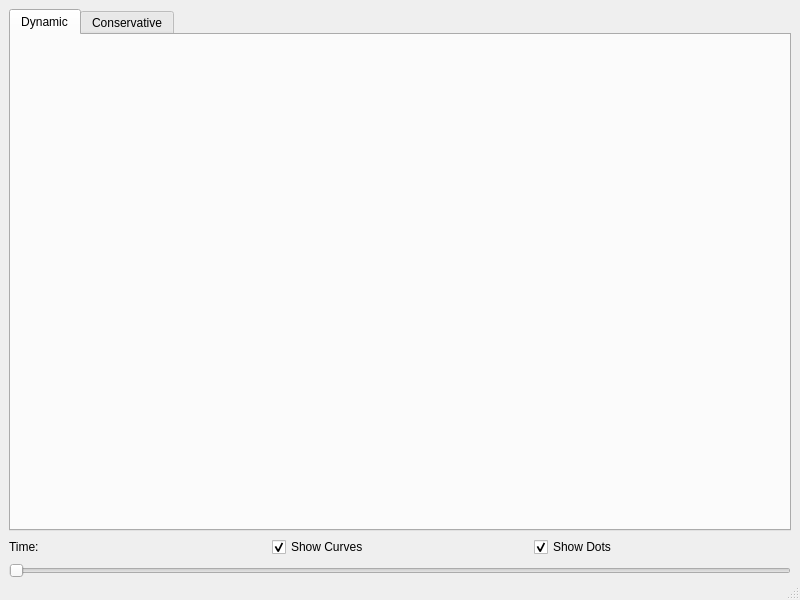
Above: MainWindow.ui from ToKiNoBug/UniSimulator before the change. Below: the same form after it.
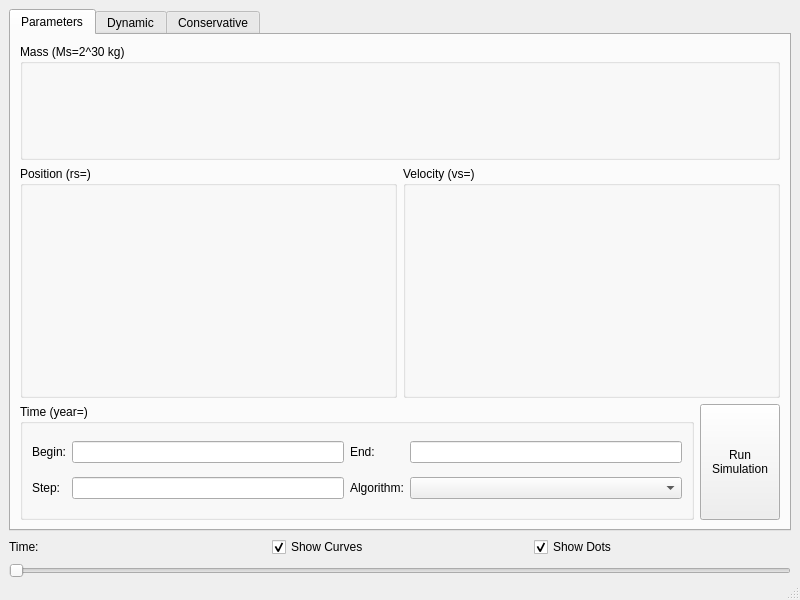
That is the form after the change.

Commit message: move ui implementations into another source file

Diff of the .ui file:
```diff
--- a/MainWindow.ui
+++ b/MainWindow.ui
@@ -66,6 +66,143 @@
       <property name="currentIndex">
        <number>0</number>
       </property>
+      <widget class="QWidget" name="parameters">
+       <attribute name="title">
+        <string>Parameters</string>
+       </attribute>
+       <layout class="QGridLayout" name="gridLayout_3">
+        <item row="3" column="0" colspan="2">
+         <layout class="QGridLayout" name="gridLayout">
+          <item row="0" column="0" rowspan="2">
+           <widget class="QGroupBox" name="groupBox_4">
+            <property name="title">
+             <string>Time (year=)</string>
+            </property>
+            <layout class="QGridLayout" name="gridLayout_4">
+             <item row="1" column="1">
+              <widget class="QLineEdit" name="inputStep">
+               <property name="sizePolicy">
+                <sizepolicy hsizetype="Expanding" vsizetype="Fixed">
+                 <horstretch>0</horstretch>
+                 <verstretch>0</verstretch>
+                </sizepolicy>
+               </property>
+              </widget>
+             </item>
+             <item row="0" column="3">
+              <widget class="QLineEdit" name="inputEndTime">
+               <property name="sizePolicy">
+                <sizepolicy hsizetype="Expanding" vsizetype="Fixed">
+                 <horstretch>0</horstretch>
+                 <verstretch>0</verstretch>
+                </sizepolicy>
+               </property>
+              </widget>
+             </item>
+             <item row="0" column="0">
+              <widget class="QLabel" name="label">
+               <property name="text">
+                <string>Begin:</string>
+               </property>
+              </widget>
+             </item>
+             <item row="0" column="1">
+              <widget class="QLineEdit" name="inputBeginTime">
+               <property name="sizePolicy">
+                <sizepolicy hsizetype="Expanding" vsizetype="Fixed">
+                 <horstretch>0</horstretch>
+                 <verstretch>0</verstretch>
+                </sizepolicy>
+               </property>
+              </widget>
+             </item>
+             <item row="0" column="2">
+              <widget class="QLabel" name="label_3">
+               <property name="text">
+                <string>End:</string>
+               </property>
+              </widget>
+             </item>
+             <item row="1" column="0">
+              <widget class="QLabel" name="label_4">
+               <property name="text">
+                <string>Step:</string>
+               </property>
+              </widget>
+             </item>
+             <item row="1" column="3">
+              <widget class="QComboBox" name="selectAlgorithm"/>
+             </item>
+             <item row="1" column="2">
+              <widget class="QLabel" name="label_2">
+               <property name="text">
+                <string>Algorithm:</string>
+               </property>
+              </widget>
+             </item>
+            </layout>
+           </widget>
+          </item>
+          <item row="0" column="1" rowspan="2">
+           <widget class="QPushButton" name="pushButton">
+            <property name="sizePolicy">
+             <sizepolicy hsizetype="Minimum" vsizetype="Preferred">
+              <horstretch>0</horstretch>
+              <verstretch>0</verstretch>
+             </sizepolicy>
+            </property>
+            <property name="text">
+             <string>Run
+Simulation</string>
+            </property>
+           </widget>
+          </item>
+         </layout>
+        </item>
+        <item row="1" column="0" rowspan="2">
+         <widget class="QGroupBox" name="groupBox_2">
+          <property name="sizePolicy">
+           <sizepolicy hsizetype="Preferred" vsizetype="Expanding">
+            <horstretch>0</horstretch>
+            <verstretch>0</verstretch>
+           </sizepolicy>
+          </property>
+          <property name="title">
+           <string>Position (rs=)</string>
+          </property>
+          <layout class="QGridLayout" name="positionArea"/>
+         </widget>
+        </item>
+        <item row="1" column="1" rowspan="2">
+         <widget class="QGroupBox" name="groupBox_3">
+          <property name="sizePolicy">
+           <sizepolicy hsizetype="Preferred" vsizetype="Expanding">
+            <horstretch>0</horstretch>
+            <verstretch>0</verstretch>
+           </sizepolicy>
+          </property>
+          <property name="title">
+           <string>Velocity (vs=)</string>
+          </property>
+          <layout class="QGridLayout" name="velocityArea"/>
+         </widget>
+        </item>
+        <item row="0" column="0" colspan="2">
+         <widget class="QGroupBox" name="groupBox">
+          <property name="sizePolicy">
+           <sizepolicy hsizetype="Preferred" vsizetype="Preferred">
+            <horstretch>0</horstretch>
+            <verstretch>0</verstretch>
+           </sizepolicy>
+          </property>
+          <property name="title">
+           <string>Mass (Ms=2^30 kg)</string>
+          </property>
+          <layout class="QGridLayout" name="massArea"/>
+         </widget>
+        </item>
+       </layout>
+      </widget>
       <widget class="QWidget" name="dynamicArea">
        <attribute name="title">
         <string>Dynamic</string>
```
Left out of the diff: 40 changed lines with no effect on the pictures. The commit also changes 4 other files.
